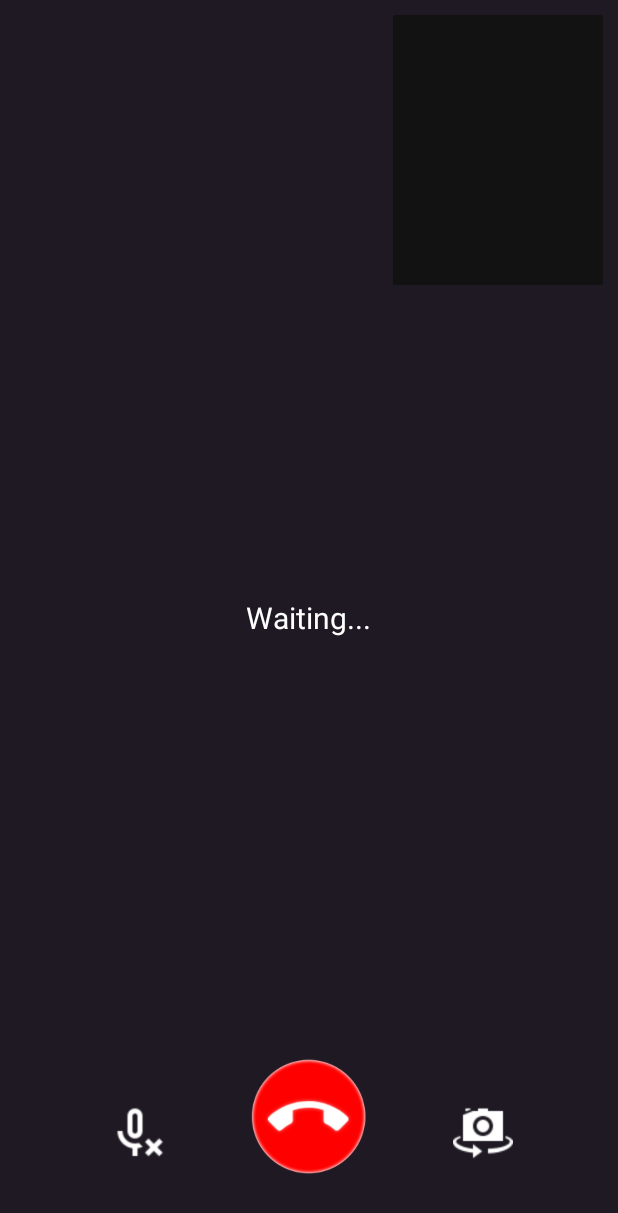
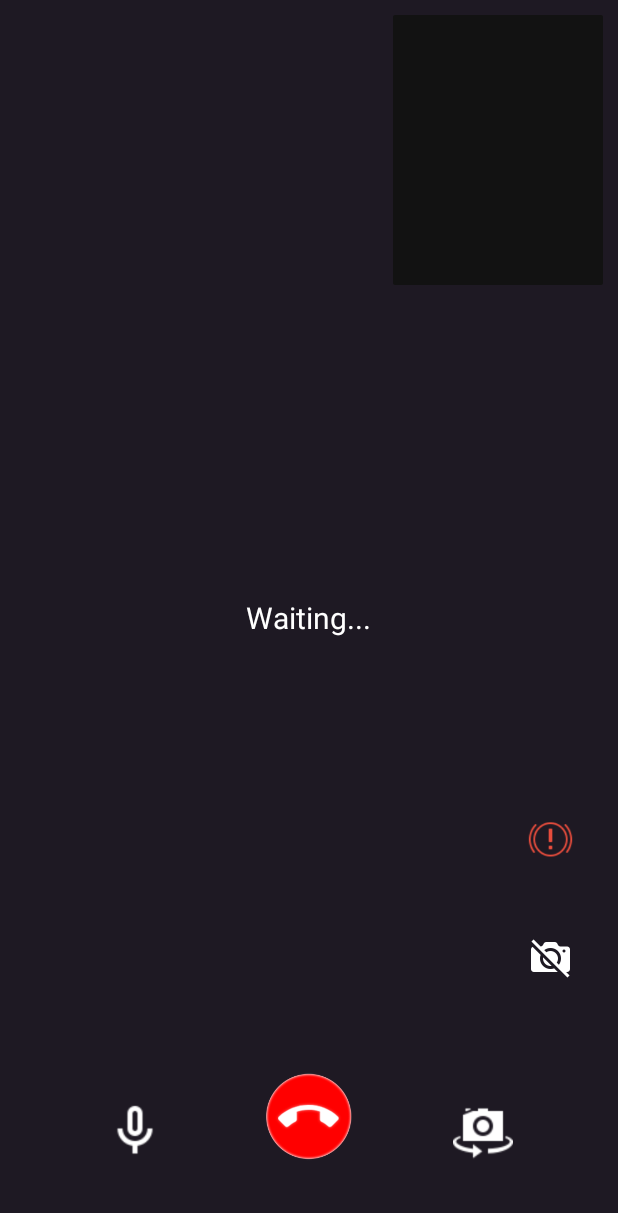
Before and after one commit to hsn6797/Magrooz-SufnaTech, an Android app: the layout activity_video_chat.xml on its own in the app's theme, with its tools: preview values and no code run, on a phone screen of 412 x 824 dp. Shown: the top 1213 px of the screen. Run offline under Robolectric (Android 15) with nearby library versions, the phone set to English and light mode, and no system bars.

Commit message:
Further Share Screen

```diff
--- a/app/build.gradle
+++ b/app/build.gradle
@@ -26,8 +26,6 @@ dependencies {
     implementation fileTree(dir: "libs", include: ["*.jar"])
     implementation 'androidx.appcompat:appcompat:1.2.0'
     implementation 'androidx.constraintlayout:constraintlayout:1.1.3'
-//    implementation 'com.google.firebase:firebase-firestore:17.1.2'
-//    implementation 'com.google.firebase:firebase-auth:16.0.5'
     implementation 'com.google.firebase:firebase-firestore:21.5.0'
     testImplementation 'junit:junit:4.12'
     androidTestImplementation 'androidx.test.ext:junit:1.1.1'
@@ -37,8 +35,7 @@ dependencies {
     implementation 'com.opentok.android:opentok-android-sdk:2.11.0'
     implementation 'pub.devrel:easypermissions:2.0.1'
     implementation 'com.android.volley:volley:1.1.1'
-    implementation 'com.github.ybq:Android-SpinKit:1.4.0'
-    implementation 'com.yarolegovich:lovely-dialog:1.1.1'
+
 
 
 
--- a/app/src/main/java/com/sufnatech/magrooz/Activities/LoginActivity.java
+++ b/app/src/main/java/com/sufnatech/magrooz/Activities/LoginActivity.java
@@ -9,13 +9,10 @@ import android.util.Log;
 import android.view.View;
 import android.widget.Button;
 import android.widget.ImageButton;
-import android.widget.ProgressBar;
 
 import androidx.annotation.NonNull;
 import androidx.appcompat.app.AppCompatActivity;
 
-import com.github.ybq.android.spinkit.sprite.Sprite;
-import com.github.ybq.android.spinkit.style.DoubleBounce;
 import com.google.android.gms.ads.AdRequest;
 import com.google.android.gms.ads.AdView;
 import com.google.android.gms.ads.MobileAds;
@@ -26,7 +23,6 @@ import com.google.android.gms.tasks.OnSuccessListener;
 import com.google.firebase.firestore.DocumentReference;
 import com.google.firebase.firestore.FirebaseFirestore;
 import com.sufnatech.magrooz.Helpers.Dialog.AlertDialogBox;
-import com.sufnatech.magrooz.Helpers.Dialog.AlertDialogInterface;
 import com.sufnatech.magrooz.Helpers.Dialog.AlertDialogSingleInterface;
 import com.sufnatech.magrooz.R;
 
--- a/app/src/main/res/drawable/custom_person_button.xml
+++ b/app/src/main/res/drawable/custom_person_button.xml
@@ -1,5 +1,6 @@
 <?xml version="1.0" encoding="utf-8"?>
 <shape xmlns:android="http://schemas.android.com/apk/res/android" android:shape="rectangle">
+
    <solid android:color="#262626"/>
     <corners android:radius="50dp"/>
 
--- a/app/src/main/res/layout/activity_video_chat.xml
+++ b/app/src/main/res/layout/activity_video_chat.xml
@@ -37,12 +37,12 @@
     </FrameLayout>
 
     <ImageButton
-        android:layout_width="80dp"
-        android:layout_height="80dp"
+        android:layout_width="60dp"
+        android:layout_height="60dp"
         android:background="@drawable/end_call"
         android:layout_centerInParent="true"
         android:layout_alignParentBottom="true"
-        android:layout_marginBottom="40dp"
+        android:layout_marginBottom="50dp"
         android:id="@+id/EndCall"
 
         />
@@ -50,7 +50,7 @@
     <ImageButton
         android:layout_width="40dp"
         android:layout_height="40dp"
-        android:background="@drawable/mute"
+        android:background="@drawable/unmute"
         android:layout_alignParentBottom="true"
         android:layout_marginLeft="70dp"
         android:layout_marginBottom="50dp"
@@ -82,6 +82,30 @@
 
         />
 
+    <ImageButton
+        android:layout_width="30dp"
+        android:layout_height="30dp"
+        android:background="@drawable/nocam"
+        android:layout_alignParentBottom="true"
+        android:layout_alignParentRight="true"
+        android:layout_marginBottom="170dp"
+        android:layout_marginRight="30dp"
+        android:id="@+id/cameraOn"
+
+        />
+
+    <ImageButton
+        android:layout_width="30dp"
+        android:layout_height="30dp"
+        android:background="@drawable/reporticon"
+        android:layout_alignParentBottom="true"
+        android:layout_alignParentRight="true"
+        android:layout_marginBottom="250dp"
+        android:layout_marginRight="30dp"
+        android:id="@+id/Report"
+
+        />
+
 
 
 </RelativeLayout>
--- a/app/src/main/res/values/strings.xml
+++ b/app/src/main/res/values/strings.xml
@@ -8,5 +8,5 @@
     <string name="admob_banner_id2">ca-app-pub-1410667554869432/9317699272</string>
     <string name="admob_app">ca-app-pub-1410667554869432~1908507764</string>
     <string name="letsgoBtn">Let\'s Go</string>
-<!--    <string name="interstitalad">ca-app-pub-3940256099942544/1033173712</string>-->
+    <string name="testad">ca-app-pub-3940256099942544/6300978111</string>
 </resources>
```
Also changed, not shown: app/src/main/java/com/sufnatech/magrooz/Activities/StartLiveTalkActivity.java (+0 -20 lines), app/src/main/java/com/sufnatech/magrooz/Activities/VideoChatActivity.java (+140 -25 lines), app/src/main/res/layout/activity_login.xml (+12 -13 lines), app/src/main/res/layout/report_layout.xml (added, +90 -0 lines), app/src/main/res/drawable/cam.png (added), app/src/main/res/drawable/nocam.png (added), app/src/main/res/drawable/reporticon.png (added).
